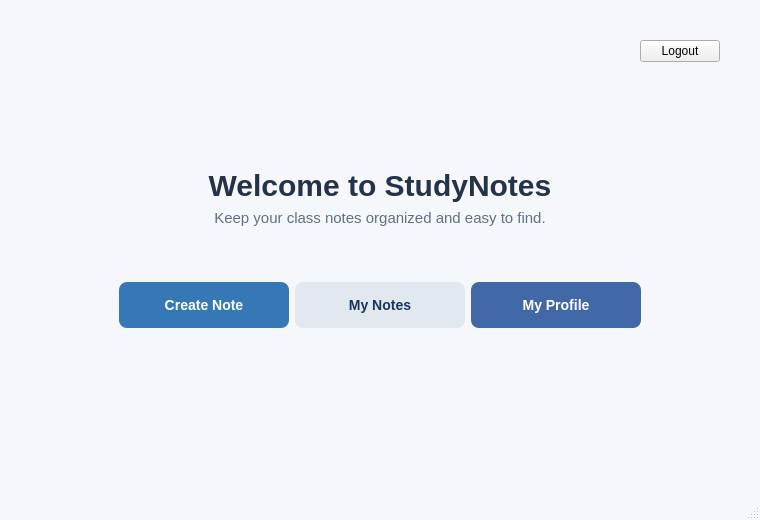
Qt form mainwindow.ui (Martina-ui/StudyNotes) before a commit.
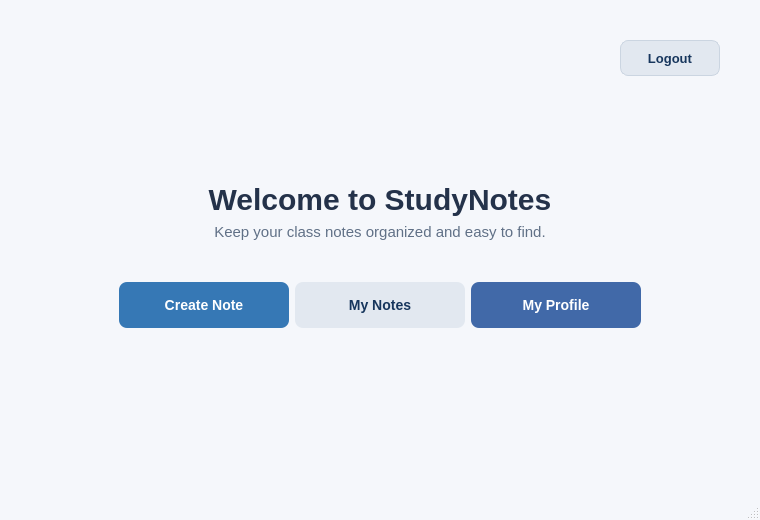
The same form after that commit.

What changed in the file:
```diff
--- a/mainwindow.ui
+++ b/mainwindow.ui
@@ -25,7 +25,10 @@
 QPushButton#profileButton:pressed { background-color: #264470; }
 QPushButton#myNotesButton { background-color: #e2e8f0; color: #17365d; border: none; border-radius: 8px; padding: 12px 24px; font-size: 14px; font-weight: 600; }
 QPushButton#myNotesButton:hover { background-color: #cbd5e1; }
-QPushButton#myNotesButton:pressed { background-color: #b5c3d5; }</string>
+QPushButton#myNotesButton:pressed { background-color: #b5c3d5; }
+QPushButton#logoutButton { background-color: #e2e8f0; color: #17365d; border: 1px solid #cbd5e1; border-radius: 8px; padding: 8px 18px; font-size: 13px; font-weight: 600; }
+QPushButton#logoutButton:hover { background-color: #cbd5e1; }
+QPushButton#logoutButton:pressed { background-color: #b5c3d5; }</string>
   </property>
   <widget class="QWidget" name="centralwidget">
    <layout class="QVBoxLayout" name="verticalLayout">
@@ -43,6 +46,18 @@
     </property>
     <item alignment="Qt::AlignmentFlag::AlignRight">
      <widget class="QPushButton" name="logoutButton">
+      <property name="minimumSize">
+       <size>
+        <width>100</width>
+        <height>36</height>
+       </size>
+      </property>
+      <property name="maximumSize">
+       <size>
+        <width>120</width>
+        <height>40</height>
+       </size>
+      </property>
       <property name="text">
        <string>Logout</string>
       </property>
```
